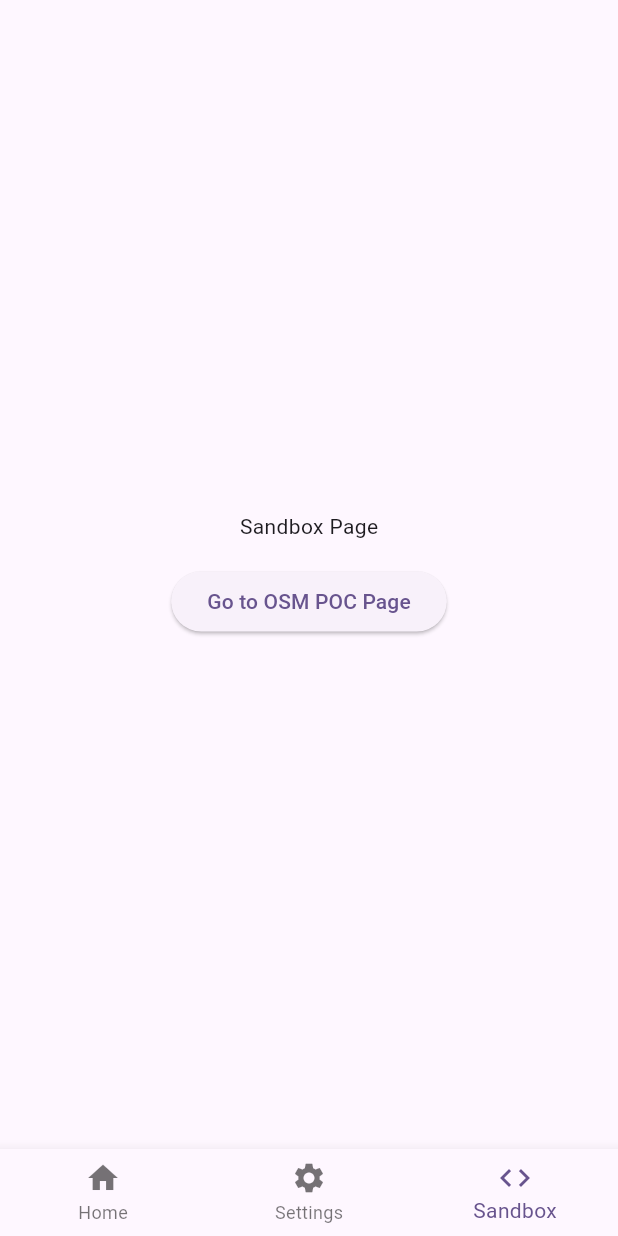
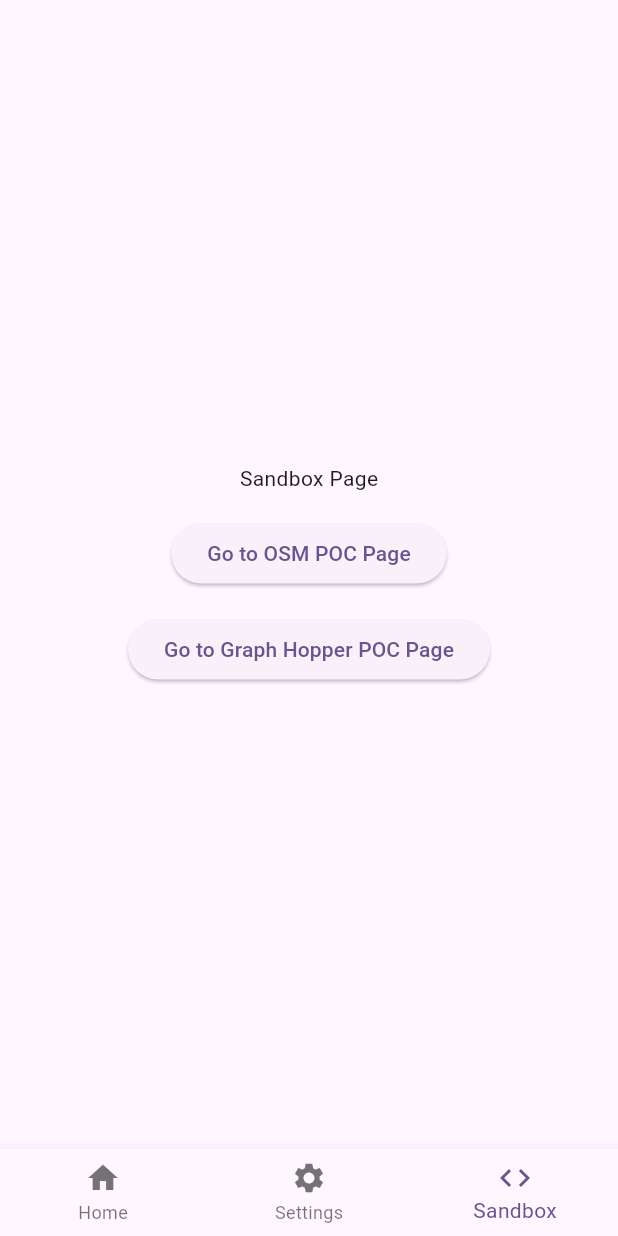
Before and after one commit to gitoak/vru_safety_app, a Flutter app: the screen it shows after launch, item 3 of the bottom bar chosen, on a phone screen of 412 x 824 dp. Run offline on Flutter 3.47's test engine with Material 3 defaults, Android fonts, the light colour scheme and no system bars; our stand-ins replace equatable, flutter_bloc, flutter_map, geolocator, latlong2.

Commit message:
created sandbox page

```diff
--- a/lib/navigation_config.dart
+++ b/lib/navigation_config.dart
@@ -3,6 +3,7 @@ import 'pages/home_page.dart';
 import 'pages/sandbox_page.dart';
 import 'pages/settings_page.dart';
 import 'pages/osm_poc_page.dart';
+import 'pages/graph_hopper_poc_page.dart';
 
 class NavScreenConfig {
   final String route;
@@ -57,4 +58,11 @@ final List<NavScreenConfig> navScreens = [
     builder: () => const OsmPocPage(),
     inNavBar: false,
   ),
+  NavScreenConfig(
+    route: '/graph-hopper-poc',
+    label: 'Graph Hopper POC',
+    icon: Icons.alt_route,
+    builder: () => const GraphHopperPocPage(),
+    inNavBar: false,
+  ),
 ];
--- a/lib/pages/sandbox_page.dart
+++ b/lib/pages/sandbox_page.dart
@@ -1,5 +1,6 @@
 import 'package:flutter/material.dart';
 import 'osm_poc_page.dart';
+import 'graph_hopper_poc_page.dart';
 
 class SandboxPage extends StatelessWidget {
   const SandboxPage({Key? key}) : super(key: key);
@@ -22,6 +23,16 @@ class SandboxPage extends StatelessWidget {
               },
               child: const Text('Go to OSM POC Page'),
             ),
+            const SizedBox(height: 16),
+            ElevatedButton(
+              onPressed: () {
+                // Navigate to Graph Hopper POC page
+                Navigator.of(context).push(
+                  MaterialPageRoute(builder: (_) => const GraphHopperPocPage()),
+                );
+              },
+              child: const Text('Go to Graph Hopper POC Page'),
+            ),
           ],
         ),
       ),
```
Also changed, not shown: lib/pages/graph_hopper_poc_page.dart (added, +18 -0 lines).
